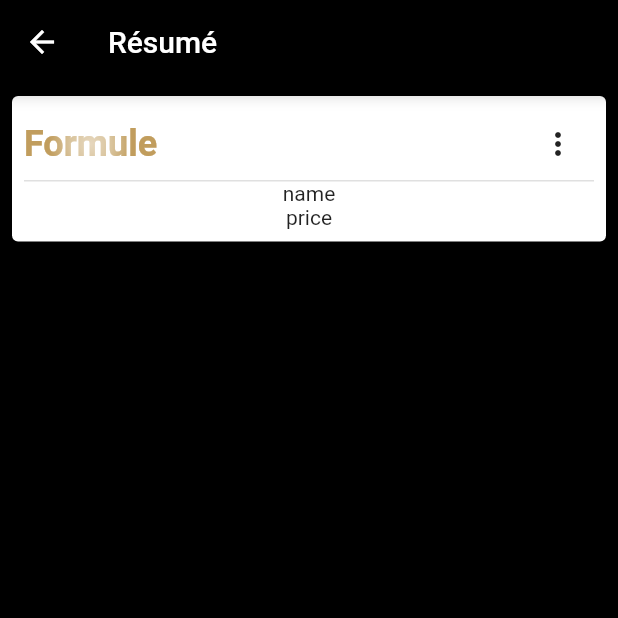
After one commit to xelarich/time_co_shoots_price, a Flutter app: the OptionPage screen opened by its route, after a tap on "Suivant", on a phone screen of 412 x 824 dp, the top half of it. The commit adds this screen. Run offline on Flutter 3.47's test engine with Material 2 defaults, Android fonts, the phone set to English and light mode, and no system bars; drawn by our look-alikes of simple_gradient_text; our stand-ins replace convex_bottom_bar, get_it, go_router.

Commit message:
Add resume page

```diff
--- a/lib/main.dart
+++ b/lib/main.dart
@@ -5,6 +5,7 @@ import 'package:time_co_shoots_price/shared/styles.dart';
 import 'package:time_co_shoots_price/view/home.dart';
 import 'package:time_co_shoots_price/view/information/infomation_page.dart';
 import 'package:time_co_shoots_price/view/option/option_page.dart';
+import 'package:time_co_shoots_price/view/resume/resume_page.dart';
 import 'package:time_co_shoots_price/view/splashscreen.dart';
 
 void main() {
@@ -29,7 +30,10 @@ class App extends StatelessWidget {
         builder: (context, state) => InformationPage()),
     GoRoute(
         path: OptionPage.routeName,
-        builder: (context, state) => const OptionPage())
+        builder: (context, state) => const OptionPage()),
+    GoRoute(
+        path: ResumePage.routeName,
+        builder: (context, state) => const ResumePage())
   ]);
 
   // This widget is the root of your application.
--- a/lib/provider/weeding_provider.dart
+++ b/lib/provider/weeding_provider.dart
@@ -42,14 +42,18 @@ class WeddingProvider extends ChangeNotifier {
     notifyListeners();
   }
 
-  double getTotalWedding() {
-    double total = weddingSelected!.price!.toDouble();
-    for (var photo in photoPrintingList) {
-      for (var size in photo.sizes) {
-        total += size.price * size.quantities;
+  double? getTotalWedding() {
+    if (weddingSelected == null || weddingSelected!.price == null) {
+      return null;
+    } else {
+      double total = weddingSelected!.price!.toDouble();
+      for (var photo in photoPrintingList) {
+        for (var size in photo.sizes) {
+          total += size.price * size.quantities;
+        }
       }
+      return total;
     }
-    return total;
   }
 
   String getInitialValue(PhotoPrinting photoPrinting, PhotoSize photoSize) {
--- a/lib/view/information/infomation_page.dart
+++ b/lib/view/information/infomation_page.dart
@@ -88,7 +88,7 @@ class InformationPage extends StatelessWidget {
                           ),
                         ],
                       ),
-                      CustomFormField(
+                      const CustomFormField(
                         labelText: "Complément d'adresse",
                       ),
                       Row(
@@ -124,7 +124,9 @@ class InformationPage extends StatelessWidget {
                   ),
                   onPressed: () {
                     if (formKey.currentState!.validate() &&
-                        _informationService.genderSelected) {}
+                        _informationService.genderSelected) {
+
+                    }
                   })
             ],
           ),
--- a/lib/view/option/option_page.dart
+++ b/lib/view/option/option_page.dart
@@ -2,13 +2,11 @@ import 'package:flutter/material.dart';
 import 'package:get_it/get_it.dart';
 import 'package:go_router/go_router.dart';
 import 'package:provider/provider.dart';
-import 'package:time_co_shoots_price/main.dart';
+import 'package:time_co_shoots_price/provider/weeding_provider.dart';
 import 'package:time_co_shoots_price/shared/styles.dart';
 import 'package:time_co_shoots_price/shared/utils.dart';
-import 'package:time_co_shoots_price/view/information/infomation_page.dart';
 import 'package:time_co_shoots_price/view/option/printing_photo/printing_photo_page.dart';
-
-import '../../provider/weeding_provider.dart';
+import 'package:time_co_shoots_price/view/resume/resume_page.dart';
 
 class OptionPage extends StatefulWidget {
   static const routeName = '/option';
@@ -30,13 +28,14 @@ class _OptionPageState extends State<OptionPage> {
           backgroundColor: Colors.black,
           appBar: AppBar(
             backgroundColor: Colors.black,
-            title: const Text(App.title, style: TextStyle(color: Colors.white)),
+            title: const Text("Suppléments",
+                style: TextStyle(color: Colors.white)),
             leading: IconButton(
               icon: const Icon(
                 Icons.arrow_back,
                 color: Colors.white,
               ),
-              onPressed: () => GoRouter.of(context).pop(),
+              onPressed: () => context.pop(),
             ),
             bottom: const TabBar(
               labelColor: Styles.primaryColor,
@@ -70,11 +69,13 @@ class _OptionPageState extends State<OptionPage> {
                         Expanded(
                             flex: 1,
                             child: Text(
-                                'TOTAL ${removeTrailingZeros(weddingProvider.getTotalWedding())} €')),
+                                'TOTAL ${weddingProvider.getTotalWedding() == null ? "-" : removeTrailingZeros(weddingProvider.getTotalWedding()!)} €')),
                         Expanded(
                             child: ElevatedButton(
                                 onPressed: () {
-                                  context.push(InformationPage.routeName);
+                                  context.push(
+                                    ResumePage.routeName,
+                                  );
                                 },
                                 child: const Text("Suivant")))
                       ],
--- a/lib/view/option/printing_photo/printing_photo_list.dart
+++ b/lib/view/option/printing_photo/printing_photo_list.dart
@@ -24,8 +24,7 @@ class _PrintingPhotoListState extends State<PrintingPhotoList> {
       child: Consumer<WeddingProvider>(
         builder: (context, weddingProvider, _) {
           return ExpansionPanelList(
-              animationDuration: const Duration(milliseconds: 1000),
-              dividerColor: Colors.red,
+              animationDuration: const Duration(milliseconds: 500),
               elevation: 1,
               children: [
                 ExpansionPanel(
--- /dev/null
+++ b/lib/view/resume/resume_page.dart
@@ -0,0 +1,32 @@
+import 'package:flutter/material.dart';
+import 'package:go_router/go_router.dart';
+import 'package:time_co_shoots_price/view/resume/widget/formula_card.dart';
+
+class ResumePage extends StatelessWidget {
+  static const routeName = '/resume';
+  static const weddingFormulaParamKey = 'weddingFormula';
+
+
+  const ResumePage({Key? key}) : super(key: key);
+
+  @override
+  Widget build(BuildContext context) {
+    return Scaffold(
+      backgroundColor: Colors.black,
+      appBar: AppBar(
+        backgroundColor: Colors.black,
+        title: const Text("Résumé", style: TextStyle(color: Colors.white)),
+        leading: IconButton(
+          icon: const Icon(
+            Icons.arrow_back,
+            color: Colors.white,
+          ),
+          onPressed: () => context.pop(),
+        ),
+      ),
+      body: Column(
+        children: [FormulaCard()],
+      ),
+    );
+  }
+}
--- /dev/null
+++ b/lib/view/resume/widget/formula_card.dart
@@ -0,0 +1,56 @@
+import 'package:flutter/material.dart';
+import 'package:simple_gradient_text/simple_gradient_text.dart';
+import 'package:time_co_shoots_price/data/local_model/wedding_formula.dart';
+import 'package:time_co_shoots_price/shared/styles.dart';
+
+class FormulaCard extends StatelessWidget {
+
+  const FormulaCard( {Key? key}) : super(key: key);
+
+  @override
+  Widget build(BuildContext context) {
+    return Container(
+      padding: const EdgeInsets.all(8),
+      margin: const EdgeInsets.all(8),
+      decoration: BoxDecoration(
+          borderRadius: BorderRadius.circular(4), color: Colors.white),
+      child: Column(
+        children: [
+          Row(
+            mainAxisAlignment: MainAxisAlignment.spaceBetween,
+            children: [
+              GradientText("Formule",
+                  gradientType: GradientType.radial,
+                  colors: [
+                    Styles.primaryColor.shade200,
+                    Styles.primaryColor.shade300,
+                    Styles.primaryColor.shade500
+                  ],
+                  style: const TextStyle(
+                    fontSize: 24,
+                    fontWeight: FontWeight.bold,
+                  )),
+              PopupMenuButton(
+                icon: const Icon(Icons.more_vert),
+                itemBuilder: (BuildContext context) => [
+                  const PopupMenuItem(
+                    child: ListTile(
+                      leading: Icon(Icons.add),
+                      title: Text('Ajouter remise'),
+                    ),
+                  )
+                ],
+              )
+            ],
+          ),
+          const Divider(
+            height: 1,
+            thickness: 1,
+          ),
+          Text("name"),
+          Text("price"),
+        ],
+      ),
+    );
+  }
+}
```
Also changed, not shown: lib/view/wedding/wedding_page/wedding_page.dart (deleted, +0 -85 lines).
